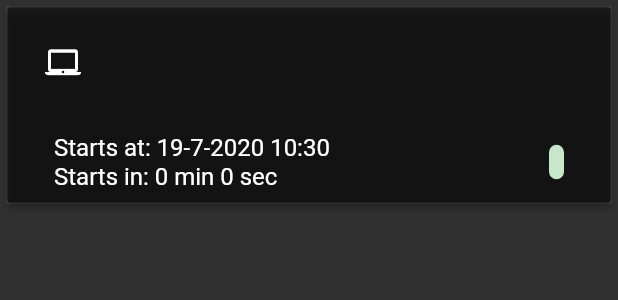
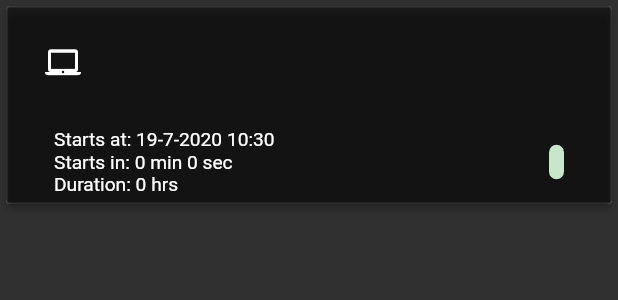
Before and after one commit to spazewalker/cp_list, a Flutter app: what elementl() shows on an empty page, opened directly, on a phone screen of 412 x 824 dp. Shown: the top 300 px of the screen. Run offline on Flutter 3.47's test engine with Material 2 defaults, Android fonts, the phone set to English and light mode, and no system bars; our stand-ins replace firebase_analytics, firebase_messaging; missing offline and left inert: add_2_calendar; accounts and stored records are empty; network calls fail.

Commit message:
duration added and time bug fixed

```diff
--- a/lib/data.dart
+++ b/lib/data.dart
@@ -60,13 +60,12 @@ class Contest {
       this.site = jsonMap['resource']['name'];
     } catch (e) {}
     try {
-      this.start = DateTime.tryParse(jsonMap["start"]);
-      this.end = DateTime.tryParse(jsonMap["end"]);
-      this.duration = DateTime.tryParse(jsonMap["duration"]);
+      this.start = DateTime.tryParse(jsonMap["start"]+'Z').toLocal();
+      this.end = DateTime.tryParse(jsonMap["end"]+'Z').toLocal();
     } catch (e) {
       // print(e);
     }
-    if (DateTime.now().compareTo(this.start) > 0) {
+    if (DateTime.now().compareTo(this.start.toLocal()) > 0) {
       this.isLive = true;
     }
     if (this.site == 'topcoder.com')
@@ -230,8 +229,8 @@ Card elementl(Contest contest) {
             title: contest.event,
             description: 'Coding Compitition added by cp_list app.',
             location: contest.href,
-            startDate: contest.start,
-            endDate: contest.end,
+            startDate: contest.start.toLocal(),
+            endDate: contest.end.toLocal(),
           );
       Add2Calendar.addEvent2Cal(event);
       } ,
@@ -244,7 +243,7 @@ Card elementl(Contest contest) {
             title: Text(contest.event,textScaleFactor: 1.1,),
           ),
           ListTile(
-            title: Text(getStringtoPrintl(contest)),
+            title: Text(getStringtoPrintl(contest),textScaleFactor: 0.8,),
             trailing: Container(
               decoration: BoxDecoration(
                   color: contest.color,
@@ -287,7 +286,7 @@ Card element(Contest contest) {
             title: Text(contest.event,textScaleFactor: 1.1,),
           ),
           ListTile(
-            title: Text(getStringtoPrint(contest)),
+            title: Text(getStringtoPrint(contest),textScaleFactor: 0.8,),
             trailing: Container(
               decoration: BoxDecoration(
                   color: contest.color,
@@ -312,9 +311,10 @@ String getStringtoPrintl(Contest contest) {
     return "Contest Ended";
   } else
     return ('Starts at: ' +
-        printTime(contest.start) +
+        printTime(contest.start.toLocal()) +
         '\nStarts in: ' +
-        timeLeft(contest.start));
+        timeLeft(contest.start.toLocal()))+
+        '\nDuration: '+ duration(contest.end.difference(contest.start));
 }
 
 String getStringtoPrint(Contest contest) {
@@ -322,9 +322,10 @@ String getStringtoPrint(Contest contest) {
     return "Contest Ended";
   } else
     return ('Started at: ' +
-        printTime(contest.start) +
+        printTime(contest.start.toLocal()) +
         '\nEnds in: ' +
-        timeLeft(contest.end));
+        timeLeft(contest.end.toLocal()))+
+        '\nDuration: '+ duration(contest.end.difference(contest.start));;
 }
 
 String timeLeft(DateTime endTime) {
@@ -343,6 +344,14 @@ String timeLeft(DateTime endTime) {
         " sec";
   } else {
     return (duration).toString();
+  }
+}
+
+String duration(Duration duration) {
+  if(duration.inMinutes%60==0){
+     return (duration.inHours).toString()+" hrs";
+  } else {
+     return (duration.inHours).toString()+':'+(duration.inMinutes).toString()+" hrs";
   }
 }
 
--- a/lib/main.dart
+++ b/lib/main.dart
@@ -88,19 +88,19 @@ class _HomeState extends State<Home> {
     _firebaseMessaging.configure(
       onMessage: (Map<String, dynamic> message) async {
         print("onMessage: $message");
-        String url = message['data']['link'];
+        String url = message['data'].link;
         print(url);
         launch(url);
       },
       onLaunch: (Map<String, dynamic> message) async {
         print("onLaunch: $message");
-        String url = message['data']['link'];
+        String url = message['data']['link'].link;
         print(url);
         launch(url);
       },
       onResume: (Map<String, dynamic> message) async {
         print("onResume: $message");
-        String url = message['data']['link'];
+        String url = message['data']['link'].link;
         print(url);
         launch(url);
       },
--- a/pubspec.yaml
+++ b/pubspec.yaml
@@ -11,7 +11,7 @@ description: A new Flutter project.
 # In iOS, build-name is used as CFBundleShortVersionString while build-number used as CFBundleVersion.
 # Read more about iOS versioning at
 # https://developer.apple.com/library/archive/documentation/General/Reference/InfoPlistKeyReference/Articles/CoreFoundationKeys.html
-version: 1.0.0+1
+version: 1.1.0+1
 
 environment:
   sdk: ">=2.1.0 <3.0.0"
```
